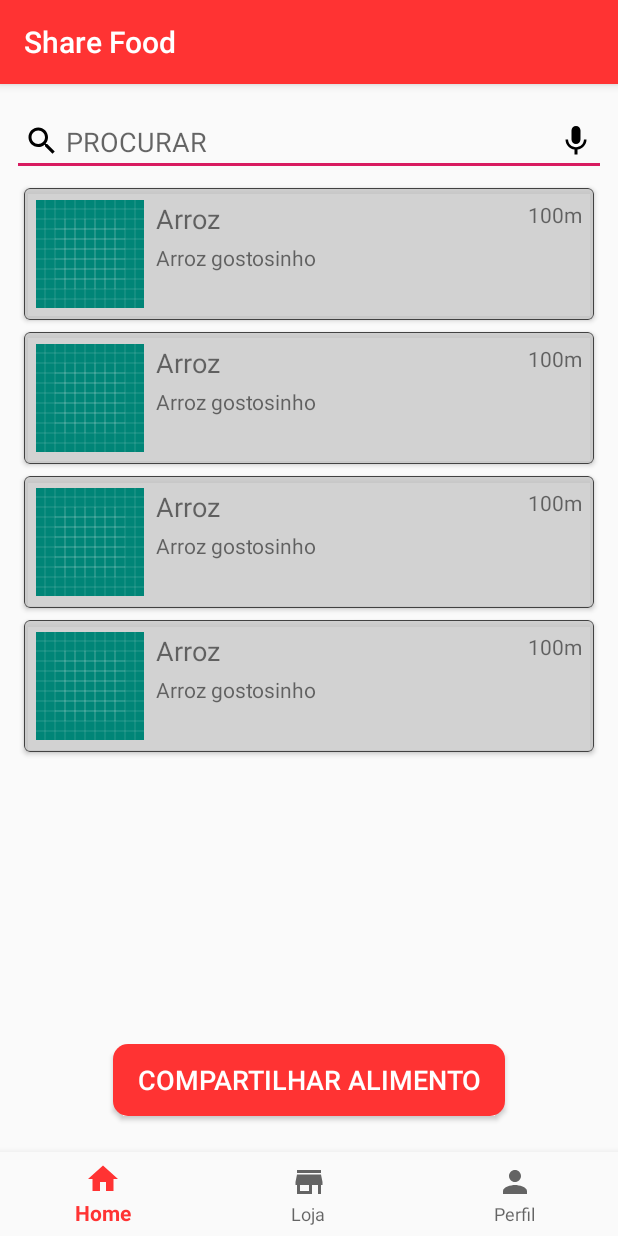
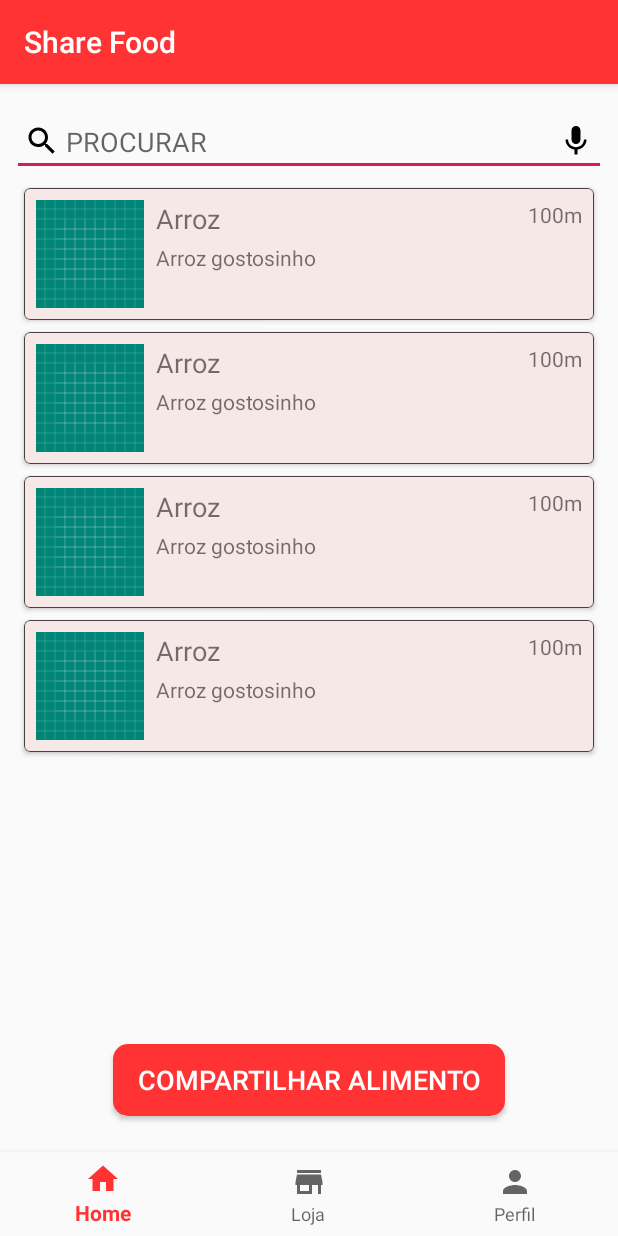
Before and after one commit to fernandoasg/Share-Food, an Android app: the HomeFragment screen opened directly, with no data from a screen before it, on a phone screen of 412 x 824 dp. Run offline under Robolectric (Android 15) with nearby library versions, the phone set to English and light mode, and no system bars; our stand-ins replace Room's generated code.

Commit message:
Hardcoded to String

```diff
--- a/Projects/Android Project/ShareFood/app/src/main/res/layout/activity_main.xml
+++ b/Projects/Android Project/ShareFood/app/src/main/res/layout/activity_main.xml
@@ -21,5 +21,4 @@
         app:menu="@menu/bottom_navigation_menu"
         android:background="?android:attr/windowBackground"/>
 
-
 </RelativeLayout>
--- a/Projects/Android Project/ShareFood/app/src/main/res/layout/alimento_card_item.xml
+++ b/Projects/Android Project/ShareFood/app/src/main/res/layout/alimento_card_item.xml
@@ -5,7 +5,7 @@
     xmlns:app="http://schemas.android.com/apk/res-auto"
     android:layout_marginEnd="8dp"
     android:layout_marginStart="8dp"
-    app:cardBackgroundColor="@color/colorAlmostWhite"
+    app:cardBackgroundColor="@color/colorFoodPost"
     android:layout_marginTop="8dp"
     app:strokeColor="@color/cardview_dark_background"
     app:strokeWidth="0.5dp"
@@ -20,7 +20,8 @@
             android:id="@+id/food_post_image"
             android:layout_width="72dp"
             android:layout_height="72dp"
-            android:src="@drawable/ic_launcher_background"/>
+            android:src="@drawable/ic_launcher_background"
+            android:contentDescription="@string/food_post_image"/>
         <TextView
             android:id="@+id/food_post_title"
             android:layout_width="wrap_content"
--- a/Projects/Android Project/ShareFood/app/src/main/res/layout/fragment_home.xml
+++ b/Projects/Android Project/ShareFood/app/src/main/res/layout/fragment_home.xml
@@ -6,18 +6,19 @@
     android:layout_margin="8dp"
     android:orientation="vertical">
 
-
     <EditText
         android:id="@+id/search_edit_text"
         android:layout_width="match_parent"
         android:layout_height="wrap_content"
         android:layout_marginTop="8dp"
-        android:hint="PROCURAR"
+        android:hint="@string/search_food_post_hint_text"
         android:paddingLeft="8dp"
         android:drawablePadding="4dp"
         android:paddingRight="8dp"
         android:drawableLeft="@drawable/ic_search_black_24dp"
+        android:drawableStart="@drawable/ic_search_black_24dp"
         android:drawableRight="@drawable/ic_mic_black_24dp"
+        android:drawableEnd="@drawable/ic_mic_black_24dp"
         android:textSize="8pt"/>
 
     <androidx.recyclerview.widget.RecyclerView
@@ -36,7 +37,7 @@
         android:layout_marginTop="16dp"
         android:layout_marginBottom="16dp"
         android:layout_gravity="center"
-        android:text="COMPARTILHAR ALIMENTO"
+        android:text="@string/open_create_food_post_text"
         android:textColor="@color/colorWhite"
         android:textSize="8pt"/>
 </LinearLayout>
--- a/Projects/Android Project/ShareFood/app/src/main/res/layout/fragment_user_config.xml
+++ b/Projects/Android Project/ShareFood/app/src/main/res/layout/fragment_user_config.xml
@@ -8,7 +8,6 @@
         android:id="@+id/user_options_recycler_view"
         android:layout_width="match_parent"
         android:layout_height="match_parent"
-        android:layout_weight="6"
         tools:listitem="@layout/option_card_item"
         tools:itemCount="4"
         />
--- a/Projects/Android Project/ShareFood/app/src/main/res/values/colors.xml
+++ b/Projects/Android Project/ShareFood/app/src/main/res/values/colors.xml
@@ -8,6 +8,7 @@
     <color name="colorWhite">#ffffff</color>
     <color name="colorAlmostWhite">#CCC9C9C9</color>
 
+    <color name="colorFoodPost">#F7E8E8</color>
     <color name="colorTransparent">#00000000</color>
 
 </resources>
```
Also changed, not shown: Projects/Android Project/ShareFood/app/src/main/java/com/example/sharefood/adapter/OptionsAdapter.java (+4 -4 lines), Projects/Android Project/ShareFood/app/src/main/res/layout/activity_login.xml (+13 -8 lines), Projects/Android Project/ShareFood/app/src/main/res/layout/activity_register.xml (+12 -7 lines), Projects/Android Project/ShareFood/app/src/main/res/layout/option_card_item.xml (+10 -10 lines), Projects/Android Project/ShareFood/app/src/main/res/values/strings.xml (+13 -0 lines).
